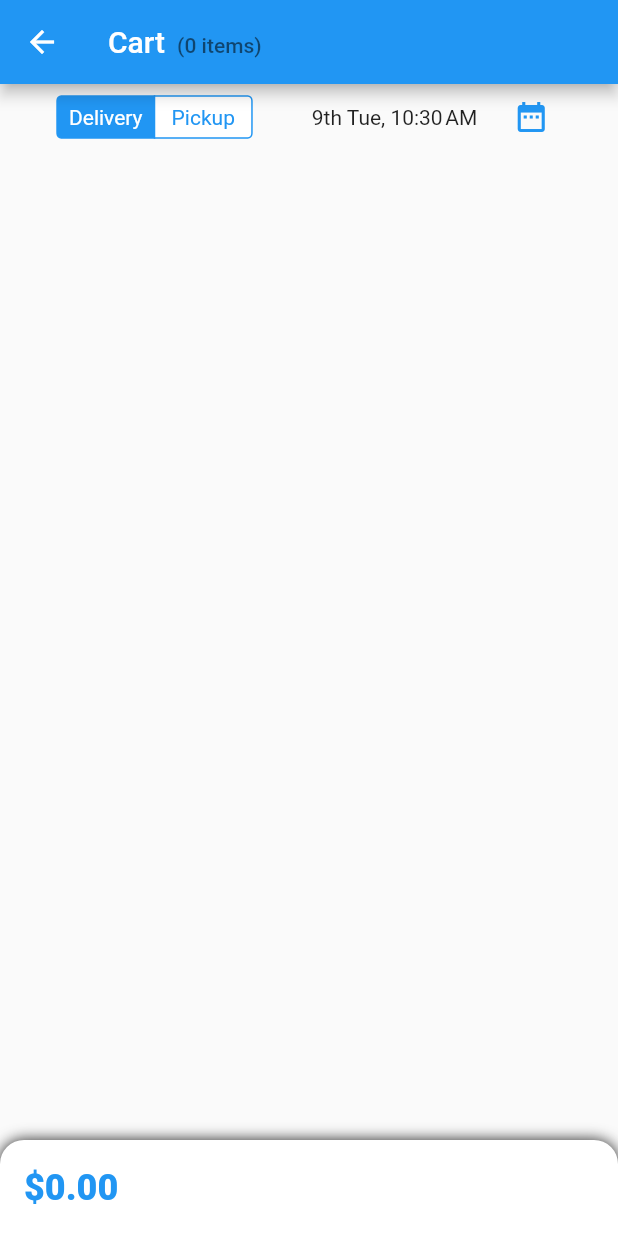
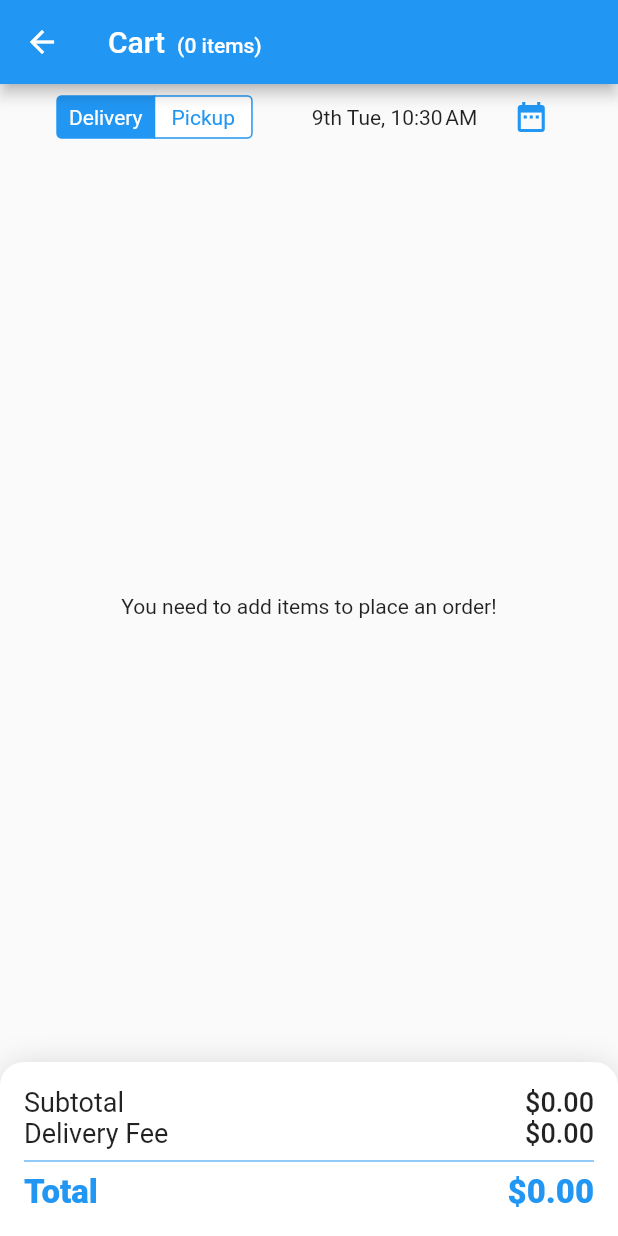
Before and after one commit to isuru89/flutter-food-app, a Flutter app: the CartPanel screen opened directly, on a phone screen of 412 x 824 dp. Run offline on Flutter 3.47's test engine with Material 2 defaults, Android fonts, the phone set to English and light mode, and no system bars; our stand-ins replace animated_bottom_navigation_bar, flutter_datetime_picker, flutter_masked_text; missing offline and left inert: smart_select; accounts and stored records are empty; generated files the repository leaves out were written again; network calls fail.

Commit message:
cart and user model implementation

```diff
--- a/lib/constants.dart
+++ b/lib/constants.dart
@@ -3,6 +3,7 @@ import 'package:food_app/model/view/bottom_panel.dart';
 
 // theme related data
 const kPrimaryColor = Colors.blue;
+const kOnPrimaryColor = Colors.white;
 const kErrorColor = Colors.red;
 
 
--- a/lib/main.dart
+++ b/lib/main.dart
@@ -67,7 +67,7 @@ class MyApp extends StatelessWidget {
           headline4: TextStyle(fontSize: 14, fontWeight: FontWeight.w500),
           headline5: TextStyle(fontSize: 14, fontWeight: FontWeight.w400),
           headline6: TextStyle(fontSize: 10, fontWeight: FontWeight.w400),
-          subtitle1: TextStyle(fontSize: 12, fontWeight: FontWeight.w300),
+          subtitle1: TextStyle(fontSize: 16, fontWeight: FontWeight.w300),
           subtitle2: TextStyle(fontSize: 10, fontWeight: FontWeight.w200),
         )
       ),
--- a/lib/model/cart.dart
+++ b/lib/model/cart.dart
@@ -3,15 +3,55 @@ import 'dart:collection';
 
 import 'package:flutter/material.dart';
 import 'package:food_app/model/cart_item.dart';
+import 'package:food_app/model/order_types.dart';
 
 class Cart extends ChangeNotifier {
 
   final List<CartItem> _items = [];
   double subTotal = 0;
-  String orderType = "delivery";
+  double grandTotal = 0;
+  double deliveryFee = 0;
+  double discount;
+  double totalTax;
+
+  OrderType orderType = OrderType.Delivery;
   DateTime orderTime;
 
+  String orderNote;
+
   UnmodifiableListView<CartItem> get items => UnmodifiableListView(_items);
+
+  void updateOrderNote(String orderNote) {
+    this.orderNote = orderNote;
+
+    notifyListeners();
+  }
+
+  bool hasTax() {
+    return totalTax != null && totalTax > 0;
+  }
+
+  bool hasDiscount() {
+    return discount != null && discount > 0;
+  }
+
+  void updateTax(double totalTax) {
+    this.totalTax = totalTax;
+
+    notifyListeners();
+  }
+
+  void updateDiscounts(double discount) {
+    this.discount = discount;
+
+    notifyListeners();
+  }
+
+  void updateDeliveryFee(double newDeliveryFee) {
+    this.deliveryFee = newDeliveryFee;
+
+    notifyListeners();
+  }
 
   void setOrderReadyTime(DateTime readyTime) {
     orderTime = readyTime;
@@ -19,7 +59,7 @@ class Cart extends ChangeNotifier {
     notifyListeners();
   }
 
-  void changeOrderType(String newOrderType) {
+  void changeOrderType(OrderType newOrderType) {
     orderType = newOrderType;
 
     notifyListeners();
@@ -63,8 +103,13 @@ class Cart extends ChangeNotifier {
   }
 
   void _calculateTotal() {
-    subTotal = _items.map((e) => e.menuItem.price * e.quantity)
-        .reduce((value, element) => value + element);
+    var itemPrices = _items.map((e) => e.menuItem.price * e.quantity);
+    subTotal = itemPrices.length > 0 ? itemPrices.reduce((value, element) => value + element)  : 0;
+    grandTotal = subTotal - (discount ?? 0) + (deliveryFee ?? 0) + (totalTax ?? 0);
+  }
+
+  bool hasItems() {
+    return _items.length > 0;
   }
 
   bool canCheckout() {
--- /dev/null
+++ b/lib/model/order_types.dart
@@ -0,0 +1,22 @@
+enum OrderType {
+  Delivery,
+  Pickup
+}
+
+
+extension OrderTypeExt on OrderType {
+
+  static const orderTypeKeys = {
+    OrderType.Delivery: 'delivery',
+    OrderType.Pickup: 'pickup'
+  };
+
+  static const orderTypeDisplayNames = {
+    OrderType.Delivery: 'Delivery',
+    OrderType.Pickup: 'Pickup'
+  };
+
+  String get key => orderTypeKeys[this];
+  String get displayText => orderTypeDisplayNames[this];
+
+}
--- a/lib/screens/cart_panel.dart
+++ b/lib/screens/cart_panel.dart
@@ -1,4 +1,3 @@
-
 import 'package:flutter/cupertino.dart';
 import 'package:flutter/material.dart';
 
@@ -6,6 +5,7 @@ import 'package:flutter_datetime_picker/flutter_datetime_picker.dart';
 import 'package:food_app/constants.dart';
 import 'package:food_app/model/cart.dart';
 import 'package:food_app/model/cart_item.dart';
+import 'package:food_app/model/order_types.dart';
 import 'package:food_app/model/routes/item_modal_args.dart';
 import 'package:food_app/widgets/menu_item_image.dart';
 import 'package:food_app/widgets/utils/app_formatter.dart';
@@ -23,7 +23,7 @@ class CartPanel extends StatefulWidget {
 }
 
 class _CartPanel extends State<CartPanel> {
-  String selectedOrderType = 'pickup';
+  OrderType selectedOrderType = OrderType.Pickup;
 
   _CartPanel();
 
@@ -42,7 +42,8 @@ class _CartPanel extends State<CartPanel> {
               Text('Cart'),
               SizedBox(width: kPadding),
               Text('(${cart.items.length} items)',
-                  style: themeData.textTheme.headline4.copyWith(fontSize: 14))
+                  style: themeData.textTheme.headline4
+                      .copyWith(fontSize: 14, color: themeData.backgroundColor))
             ],
           ),
         ),
@@ -67,15 +68,15 @@ class _CartPanel extends State<CartPanel> {
                         },
                         groupValue: cart.orderType ?? selectedOrderType,
                         children: {
-                          'delivery': Padding(
-                            padding:
-                                const EdgeInsets.symmetric(horizontal: kPadding),
-                            child: Text('Delivery'),
+                          OrderType.Delivery: Padding(
+                            padding: const EdgeInsets.symmetric(
+                                horizontal: kPadding),
+                            child: Text(OrderType.Delivery.displayText),
                           ),
-                          'pickup': Padding(
-                            padding:
-                                const EdgeInsets.symmetric(horizontal: kPadding),
-                            child: Text('Pickup'),
+                          OrderType.Pickup: Padding(
+                            padding: const EdgeInsets.symmetric(
+                                horizontal: kPadding),
+                            child: Text(OrderType.Pickup.displayText),
                           )
                         },
                       ),
@@ -94,9 +95,12 @@ class _CartPanel extends State<CartPanel> {
                         child: Row(
                           mainAxisAlignment: MainAxisAlignment.spaceEvenly,
                           children: [
-                            Text(formatOrderReadyTime(cart.orderTime ?? DateTime.now())),
-                            Icon(Icons.date_range,
-                              color: kPrimaryColor,),
+                            Text(formatOrderReadyTime(
+                                cart.orderTime ?? DateTime.now())),
+                            Icon(
+                              Icons.date_range,
+                              color: kPrimaryColor,
+                            ),
                           ],
                         ),
                       ),
@@ -105,53 +109,24 @@ class _CartPanel extends State<CartPanel> {
                 ),
               ),
               Expanded(
-                child:
-                    ListView(padding: const EdgeInsets.all(kPadding), children: [
-                  for (var i = 0; i < cart.items.length; i++)
-                    createCartItem(
-                        cart.items[i], i == cart.items.length - 1, themeData, cart, nav)
-                ]),
+                child: cart.hasItems()
+                    ? ListView(
+                        padding: const EdgeInsets.all(kPadding),
+                        children: [
+                            for (var i = 0; i < cart.items.length; i++)
+                              createCartItem(
+                                  context,
+                                  cart.items[i],
+                                  i == cart.items.length - 1,
+                                  themeData,
+                                  cart,
+                                  nav)
+                          ])
+                    : Align(
+                        child:
+                            Text("You need to add items to place an order!")),
               ),
-              Container(
-                height: 64,
-                padding: const EdgeInsets.symmetric(horizontal: kDoublePadding),
-                decoration: BoxDecoration(
-                  borderRadius: BorderRadius.only(
-                      topRight: Radius.circular(kDoublePadding),
-                      topLeft: Radius.circular(kDoublePadding)),
-                  boxShadow: [
-                    BoxShadow(color: Colors.black87, blurRadius: kPadding)
-                  ],
-                  color: themeData.backgroundColor,
-                ),
-                child: Row(
-                  crossAxisAlignment: CrossAxisAlignment.center,
-                  mainAxisAlignment: MainAxisAlignment.center,
-                  children: [
-                    Expanded(
-                      child: Text(
-                        "\$${formatPrice(cart.subTotal)}",
-                        style: themeData.textTheme.headline3
-                            .copyWith(color: themeData.primaryColor),
-                      ),
-                    ),
-                    Expanded(
-                      child: SafeArea(
-                          bottom: true,
-                          top: false,
-                          child: FlatButton.icon(
-                              onPressed: cart.canCheckout() ? () => Navigator.of(context).pushNamed("/checkout") : null,
-                              icon: Text('Checkout'),
-                              label: Icon(Icons.arrow_forward_ios, size: 16),
-                              shape: StadiumBorder(),
-                              textColor: themeData.backgroundColor,
-                              color: themeData.primaryColor,
-                          )
-                      ),
-                    )
-                  ],
-                ),
-              )
+              createBottomPanel(themeData, cart)
             ],
           ),
         ),
@@ -159,12 +134,125 @@ class _CartPanel extends State<CartPanel> {
     );
   }
 
-  Widget createCartItem(CartItem item, bool isLast, ThemeData themeData, Cart cartRef, NavigatorState nav) {
+  Widget _recieptLine(String title, String value, ThemeData themeData) {
+    return Row(
+      mainAxisAlignment: MainAxisAlignment.spaceBetween,
+      children: [
+        Text(title,
+            style: themeData.textTheme.bodyText2.copyWith(fontSize: 18)),
+        Text(value, style: themeData.textTheme.bodyText1.copyWith(fontSize: 18))
+      ],
+    );
+  }
+
+  Widget createBottomPanel(ThemeData themeData, Cart cart) {
+    return Container(
+      // height: 64,
+      width: double.infinity,
+      decoration: BoxDecoration(
+        borderRadius: BorderRadius.only(
+            topRight: Radius.circular(kDoublePadding),
+            topLeft: Radius.circular(kDoublePadding)),
+        boxShadow: [
+          BoxShadow(color: Colors.black12, blurRadius: kDoublePadding)
+        ],
+        color: themeData.backgroundColor,
+      ),
+      child: Column(
+        crossAxisAlignment: CrossAxisAlignment.start,
+        children: [
+          Container(
+              padding: const EdgeInsets.symmetric(
+                  horizontal: kDoublePadding, vertical: kDoublePadding),
+              child: Column(
+                children: [
+                  _recieptLine(
+                      "Subtotal", "\$${formatPrice(cart.subTotal)}", themeData),
+                  if (cart.hasDiscount())
+                    _recieptLine("Discount", "-\$${formatPrice(cart.discount)}",
+                        themeData),
+                  if (cart.orderType == OrderType.Delivery)
+                    _recieptLine("Delivery Fee",
+                        "\$${formatPrice(cart.deliveryFee)}", themeData),
+                  if (cart.hasTax())
+                    _recieptLine(
+                        "Tax", "\$${formatPrice(cart.totalTax)}", themeData),
+                  Divider(),
+                  Row(
+                    mainAxisAlignment: MainAxisAlignment.spaceBetween,
+                    children: [
+                      Text("Total",
+                          style: themeData.textTheme.headline3
+                              .copyWith(fontSize: 22)),
+                      Text("\$${formatPrice(cart.grandTotal)}",
+                          style: themeData.textTheme.headline3
+                              .copyWith(fontSize: 22))
+                    ],
+                  )
+                ],
+              )),
+          if (cart.canCheckout())
+            Container(
+              height: 56,
+              color: kPrimaryColor,
+              width: double.infinity,
+              child: Align(
+                alignment: Alignment.centerRight,
+                child: FlatButton.icon(
+                  onPressed: () => Navigator.of(context).pushNamed("/checkout"),
+                  icon: Text(
+                    'Pay & Checkout',
+                    style: themeData.textTheme.headline3
+                        .copyWith(color: themeData.backgroundColor),
+                  ),
+                  label: Icon(
+                    Icons.arrow_forward_ios,
+                    size: 20,
+                    color: themeData.backgroundColor,
+                  ),
+                  textColor: themeData.backgroundColor,
+                  color: themeData.primaryColor,
+                ),
+              ),
+            ),
+        ],
+      ),
+    );
+  }
+
+  Widget createCartItem(BuildContext context, CartItem item, bool isLast,
+      ThemeData themeData, Cart cartRef, NavigatorState nav) {
     return Column(
       children: [
         InkWell(
           onTap: () {
-            nav.pushNamed('/item', arguments: ItemModalArguments(null, cartItem: item));
+            showModalBottomSheet<void>(
+                context: context,
+                builder: (context) {
+                  return Container(
+                    height: 120,
+                    child: ListView(children: [
+                      ListTile(
+                        title: Text("Edit"),
+                        leading: Icon(Icons.edit),
+                        onTap: () {
+                          Navigator.pop(context);
+                          nav.pushNamed('/item',
+                              arguments:
+                                  ItemModalArguments(null, cartItem: item));
+                        },
+                      ),
+                      ListTile(
+                        title: Text("Delete"),
+                        leading: Icon(Icons.delete),
+                        onTap: () {
+                          cartRef.removeItem(item);
+                          Navigator.pop(context);
+                        },
+                      )
+                    ]),
+                  );
+                });
           },
           child: Container(
             padding: const EdgeInsets.only(left: kDoublePadding),
@@ -190,7 +278,7 @@ class _CartPanel extends State<CartPanel> {
                           SizedBox(
                             height: kPadding,
                           ),
-                          Text("\$${formatPrice(item.menuItem.price)}")
+                          // Text("\$${formatPrice(item.menuItem.price)}")
                         ],
                       ),
                     ),
@@ -238,8 +326,13 @@ class _CartPanel extends State<CartPanel> {
     return Column(
       children: cartItem.addOns.keys.map((addOnGroupName) {
         var grpName = _findAddOnGroupName(addOnGroupName, cartItem);
-        var addonNames = _findAddOnNames(addOnGroupName, cartItem.addOns[addOnGroupName], cartItem).join(", ");
-        return Text("   - $grpName: $addonNames", style: themeData.textTheme.subtitle2.copyWith(fontSize: 12),);
+        var addonNames = _findAddOnNames(
+                addOnGroupName, cartItem.addOns[addOnGroupName], cartItem)
+            .join(", ");
+        return Text(
+          "   - $grpName: $addonNames",
+          style: themeData.textTheme.subtitle2.copyWith(fontSize: 12),
+        );
       }).toList(),
     );
   }
@@ -248,9 +341,13 @@ class _CartPanel extends State<CartPanel> {
     return cartItem.menuItem.addOnGroups.firstWhere((ag) => ag.id == id).name;
   }
 
-  List<String> _findAddOnNames(String groupId, List<String> ids, CartItem cartItem) {
+  List<String> _findAddOnNames(
+      String groupId, List<String> ids, CartItem cartItem) {
     return cartItem.menuItem.addOnGroups
-      .firstWhere((ag) => ag.id == groupId).addOns
-      .where((ao) => ids.contains(ao.id)).map((ao) => ao.name).toList();
+        .firstWhere((ag) => ag.id == groupId)
+        .addOns
+        .where((ao) => ids.contains(ao.id))
+        .map((ao) => ao.name)
+        .toList();
   }
 }
--- a/lib/widgets/menu_list.dart
+++ b/lib/widgets/menu_list.dart
@@ -99,8 +99,8 @@ class _SessionItem extends StatelessWidget {
                 child: Column(
                   mainAxisAlignment: MainAxisAlignment.spaceBetween,
                   children: [
-                    Text(session.name, style: themeData.textTheme.headline4),
-                    Text('${session.fromTime}-${session.endTime}', style: themeData.textTheme.subtitle1)
+                    Text(session.name, style: themeData.textTheme.headline4.copyWith(color: isSelected ? kOnPrimaryColor : null)),
+                    Text('${session.fromTime}-${session.endTime}', style: themeData.textTheme.subtitle1.copyWith(color: isSelected ? kOnPrimaryColor : null))
                   ],
                 ),
               ),
```
Also changed, not shown: lib/model/active_user.dart (added, +87 -0 lines), lib/model/restaurant.dart (+20 -1 lines), lib/model/user.dart (added, +56 -0 lines), lib/widgets/restaurant_app_bar.dart (+6 -2 lines), lib/widgets/restaurant_info.dart (added, +65 -0 lines), lib/model/restaurant.g.dart, lib/model/user.g.dart (added).
